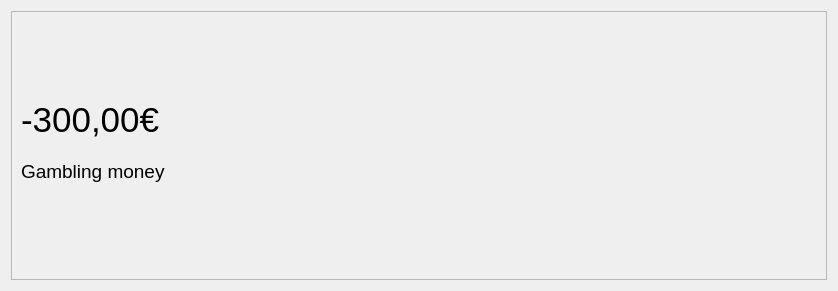
Old version of the form bank-automat/gui/transactionview.ui in the repository 25kmo-project/group_11.
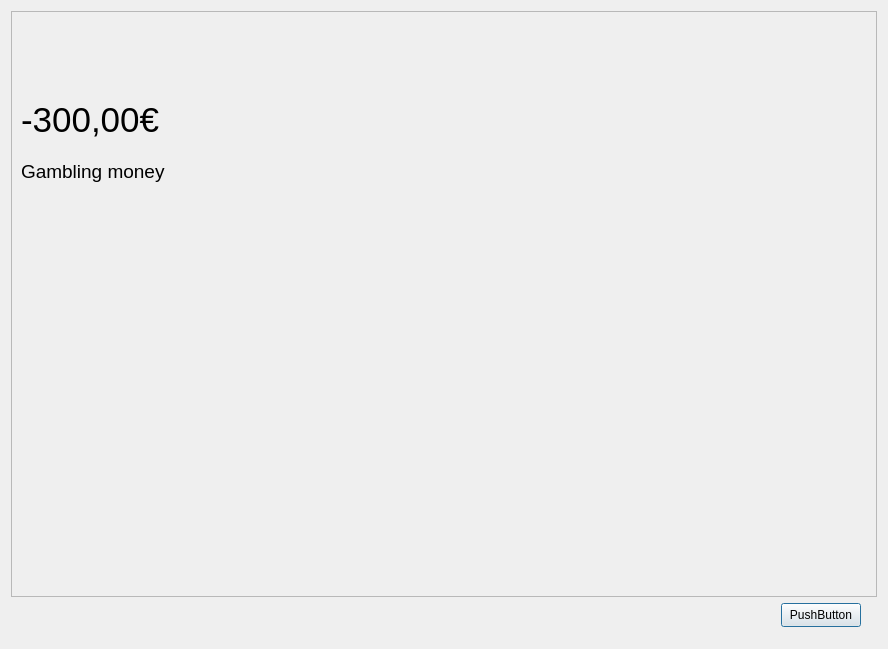
New version of the form.

```diff
--- a/bank-automat/gui/transactionview.ui
+++ b/bank-automat/gui/transactionview.ui
@@ -6,8 +6,8 @@
    <rect>
     <x>0</x>
     <y>0</y>
-    <width>838</width>
-    <height>291</height>
+    <width>888</width>
+    <height>649</height>
    </rect>
   </property>
   <property name="windowTitle">
@@ -27,8 +27,8 @@
        <rect>
         <x>0</x>
         <y>0</y>
-        <width>818</width>
-        <height>271</height>
+        <width>868</width>
+        <height>588</height>
        </rect>
       </property>
       <property name="maximumSize">
@@ -91,6 +91,29 @@
      </widget>
     </widget>
    </item>
+   <item>
+    <widget class="QWidget" name="widget" native="true">
+     <property name="minimumSize">
+      <size>
+       <width>0</width>
+       <height>35</height>
+      </size>
+     </property>
+     <widget class="QPushButton" name="pushButton">
+      <property name="geometry">
+       <rect>
+        <x>770</x>
+        <y>0</y>
+        <width>80</width>
+        <height>24</height>
+       </rect>
+      </property>
+      <property name="text">
+       <string>PushButton</string>
+      </property>
+     </widget>
+    </widget>
+   </item>
   </layout>
  </widget>
  <resources/>
```
